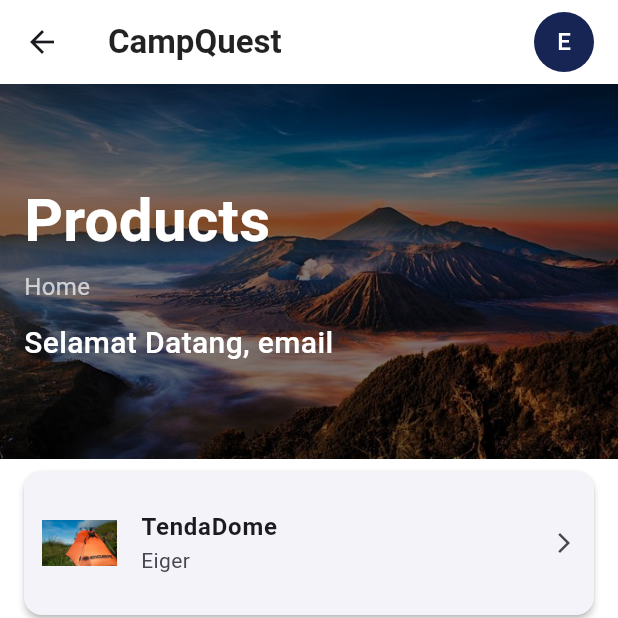
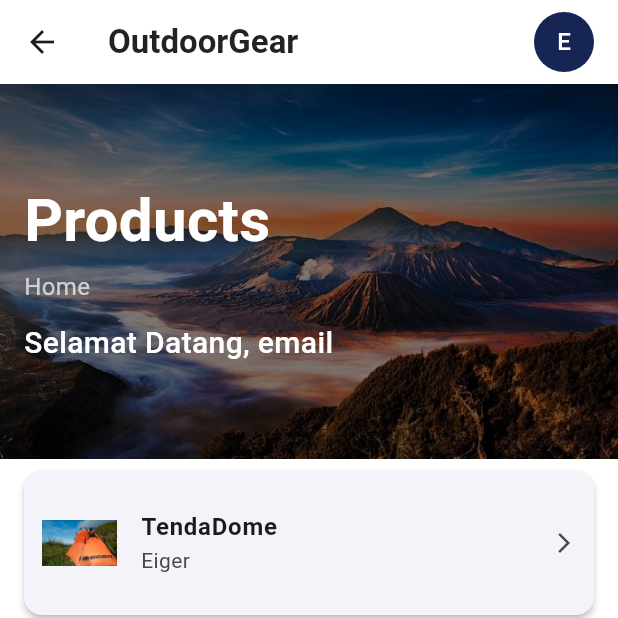
Before and after one commit to jennn1-jr/OutdoorGear, a Flutter app: the HomePage screen opened by its route, on a phone screen of 412 x 824 dp, the top half of it. Run offline on Flutter 3.47's test engine with Material 3 defaults, Android fonts, the phone set to English and light mode, and no system bars.

Commit message:
ubah nama

```diff
--- a/lib/home.dart
+++ b/lib/home.dart
@@ -28,7 +28,7 @@ class HomePage extends StatelessWidget {
               floating: true,
               elevation: 0,
               title: const Text(
-                "CampQuest",
+                "OutdoorGear",
                 style: TextStyle(
                   color: Colors.black87,
                   fontWeight: FontWeight.bold,
```
